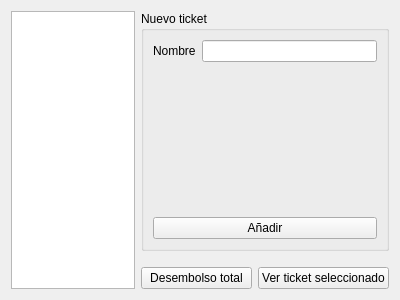
RafaelGC/EasyReceipt, file ticketpanel.ui: the form before one commit.
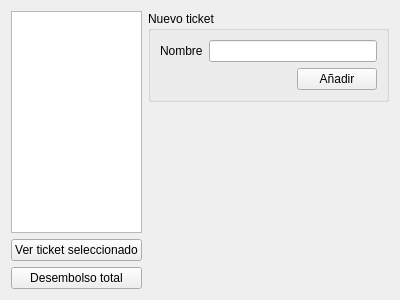
The form after the commit.

Commit message:
-Implementada la posibilidad de gestionar varios tickets. -Alterada la interfaz de la pantalla de creaciçon de nuevos tickets. -Parcialmente implementado el algoritmo de reparto total. -Resueltos algunos bugs en la gestión de los usuarios volátiles.
Falta:
-Terminar de implementar el algoritmo de reparto total.
-Añadir la opción de guardar los tickets, que fue eliminada previamente.

```diff
--- a/ticketpanel.ui
+++ b/ticketpanel.ui
@@ -15,21 +15,32 @@
   </property>
   <layout class="QHBoxLayout" name="horizontalLayout" stretch="1,2">
    <item>
-    <widget class="QListView" name="listView">
-     <property name="sizePolicy">
-      <sizepolicy hsizetype="Maximum" vsizetype="Expanding">
-       <horstretch>0</horstretch>
-       <verstretch>0</verstretch>
-      </sizepolicy>
-     </property>
-    </widget>
+    <layout class="QVBoxLayout" name="verticalLayout_3">
+     <item>
+      <widget class="QListWidget" name="ticketList"/>
+     </item>
+     <item>
+      <widget class="QPushButton" name="seeTicketBtn">
+       <property name="text">
+        <string>Ver ticket seleccionado</string>
+       </property>
+      </widget>
+     </item>
+     <item>
+      <widget class="QPushButton" name="totalPayoutBtn">
+       <property name="text">
+        <string>Desembolso total</string>
+       </property>
+      </widget>
+     </item>
+    </layout>
    </item>
    <item>
     <layout class="QVBoxLayout" name="verticalLayout" stretch="1,0,0">
      <item>
       <widget class="QGroupBox" name="groupBox">
        <property name="sizePolicy">
-        <sizepolicy hsizetype="Expanding" vsizetype="Preferred">
+        <sizepolicy hsizetype="Expanding" vsizetype="Maximum">
          <horstretch>0</horstretch>
          <verstretch>0</verstretch>
         </sizepolicy>
@@ -59,61 +70,47 @@
          </layout>
         </item>
         <item>
-         <spacer name="verticalSpacer">
-          <property name="orientation">
-           <enum>Qt::Vertical</enum>
-          </property>
-          <property name="sizeHint" stdset="0">
-           <size>
-            <width>20</width>
-            <height>40</height>
-           </size>
-          </property>
-         </spacer>
-        </item>
-        <item>
-         <widget class="QPushButton" name="pushButton_3">
-          <property name="text">
-           <string>Añadir</string>
-          </property>
-         </widget>
+         <layout class="QHBoxLayout" name="horizontalLayout_4">
+          <item>
+           <spacer name="horizontalSpacer">
+            <property name="orientation">
+             <enum>Qt::Horizontal</enum>
+            </property>
+            <property name="sizeHint" stdset="0">
+             <size>
+              <width>40</width>
+              <height>20</height>
+             </size>
+            </property>
+           </spacer>
+          </item>
+          <item>
+           <widget class="QPushButton" name="addTicketBtn">
+            <property name="text">
+             <string>Añadir</string>
+            </property>
+           </widget>
+          </item>
+         </layout>
         </item>
        </layout>
       </widget>
      </item>
      <item>
-      <spacer name="verticalSpacer_2">
+      <spacer name="verticalSpacer">
        <property name="orientation">
         <enum>Qt::Vertical</enum>
        </property>
-       <property name="sizeType">
-        <enum>QSizePolicy::Maximum</enum>
-       </property>
        <property name="sizeHint" stdset="0">
         <size>
          <width>20</width>
-         <height>10</height>
+         <height>40</height>
         </size>
        </property>
       </spacer>
      </item>
      <item>
-      <layout class="QHBoxLayout" name="horizontalLayout_3">
-       <item>
-        <widget class="QPushButton" name="pushButton">
-         <property name="text">
-          <string>Desembolso total</string>
-         </property>
-        </widget>
-       </item>
-       <item>
-        <widget class="QPushButton" name="pushButton_2">
-         <property name="text">
-          <string>Ver ticket seleccionado</string>
-         </property>
-        </widget>
-       </item>
-      </layout>
+      <layout class="QHBoxLayout" name="horizontalLayout_3"/>
      </item>
     </layout>
    </item>
```
Left out of the diff: 2 changed lines with no effect on the pictures. The commit also changes 56 other files.
